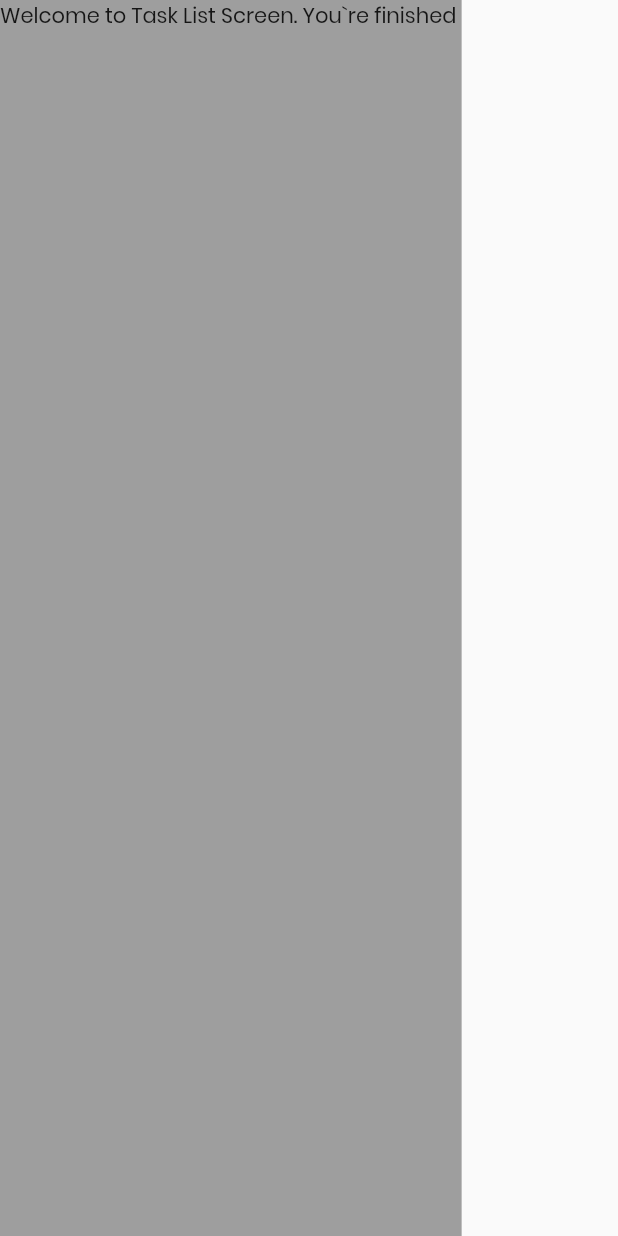
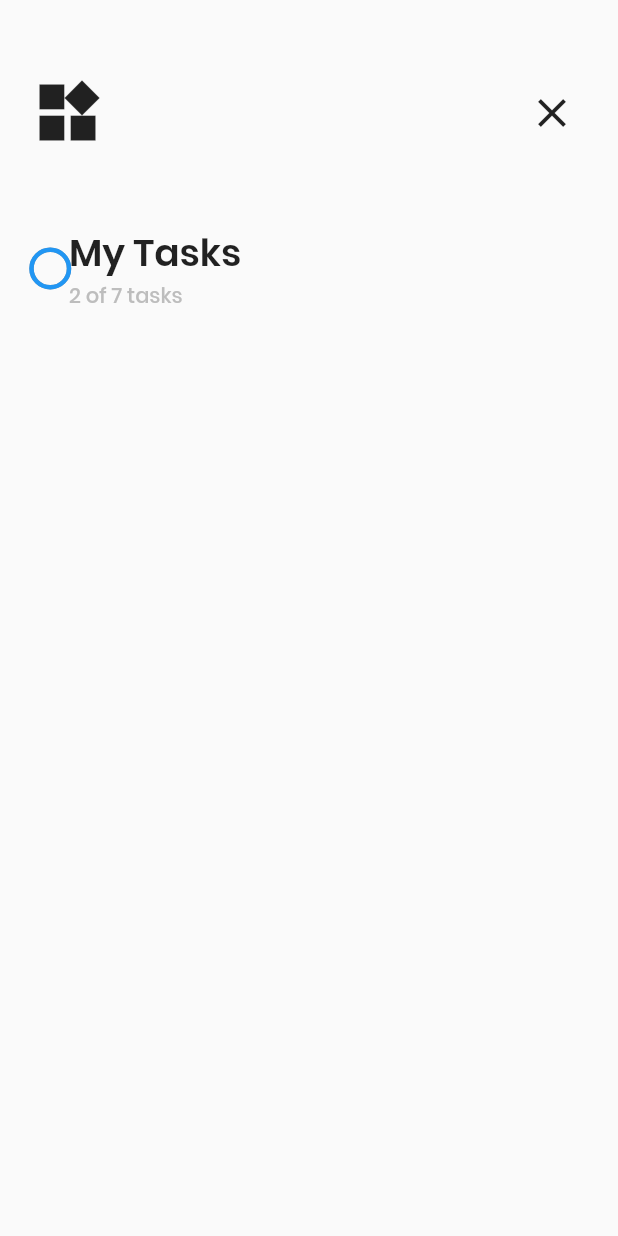
Before and after one commit to Miloshinjo/task-lists, a Flutter app: the TaskListScreen screen opened directly with empty values, on a phone screen of 412 x 824 dp. Run offline on Flutter 3.47's test engine with Material 2 defaults, Android fonts, the phone set to English and light mode, and no system bars; our stand-ins replace cloud_firestore; accounts and stored records are empty.

Commit message:
Fix a small router issue

```diff
--- a/lib/screens/task_list_screen/task_list_screen.dart
+++ b/lib/screens/task_list_screen/task_list_screen.dart
@@ -1,6 +1,6 @@
 import 'package:flutter/material.dart';
 
-import '../../theme/colors.dart';
+import '../../widgets/logo.dart';
 
 class TaskListScreen extends StatelessWidget {
   final String id;
@@ -10,14 +10,69 @@ class TaskListScreen extends StatelessWidget {
 
   @override
   Widget build(BuildContext context) {
-    return Hero(
-      tag: id,
-      child: Scaffold(
-        body: Container(
-          height: double.infinity,
-          color: mainColor,
-          child: Text(
-            'Welcome to Task List Screen. You`re finished $id',
+    return GestureDetector(
+      onVerticalDragEnd: (DragEndDetails dragDetails) {
+        if (dragDetails.primaryVelocity > 500) Navigator.pop(context);
+      },
+      child: Hero(
+        tag: id,
+        child: Scaffold(
+          body: Column(
+            children: <Widget>[
+              Padding(
+                padding: const EdgeInsets.only(
+                  left: 20.0,
+                  right: 20.0,
+                  top: 50.0,
+                ),
+                child: Row(
+                  mainAxisAlignment: MainAxisAlignment.spaceBetween,
+                  mainAxisSize: MainAxisSize.max,
+                  children: <Widget>[
+                    Logo(),
+                    IconButton(
+                      icon: Icon(Icons.close),
+                      iconSize: 32.0,
+                      onPressed: () => Navigator.pop(context),
+                    )
+                  ],
+                ),
+              ),
+              SizedBox(height: 50.0),
+              Padding(
+                padding: EdgeInsets.only(left: 21.0),
+                child: Row(
+                  children: <Widget>[
+                    Container(
+                      width: 25.0,
+                      height: 25.0,
+                      child: CircularProgressIndicator(
+                        backgroundColor: mainColor,
+                        value: 1.0,
+                        strokeWidth: 3.0,
+                      ),
+                    ),
+                    Column(
+                      crossAxisAlignment: CrossAxisAlignment.start,
+                      children: <Widget>[
+                        Text(
+                          'My Tasks',
+                          style: TextStyle(
+                              fontSize: 25.0, fontWeight: FontWeight.w600),
+                        ),
+                        Text(
+                          '2 of 7 tasks',
+                          style: TextStyle(
+                            color: Colors.grey[400],
+                            fontWeight: FontWeight.w500,
+                          ),
+                        )
+                      ],
+                    )
+                  ],
+                ),
+              )
+            ],
           ),
         ),
       ),
--- a/lib/screens/task_lists_screen/task_list_card.dart
+++ b/lib/screens/task_lists_screen/task_list_card.dart
@@ -34,6 +34,7 @@ class TaskListCard extends StatelessWidget {
     Navigator.push(
       context,
       MaterialPageRoute(
+        maintainState: true,
         builder: (BuildContext context) => TaskListScreen(id, backgroundColor),
       ),
     );
--- a/lib/screens/task_lists_screen/task_lists_screen.dart
+++ b/lib/screens/task_lists_screen/task_lists_screen.dart
@@ -1,5 +1,6 @@
 import 'package:flutter/material.dart';
 
+import '../../widgets/logo.dart';
 import './draw_horizontal_line.dart';
 import './bottom_bar.dart';
 import './task_lists.dart';
@@ -14,21 +15,18 @@ class TaskListsScreen extends StatelessWidget {
       body: Column(
         children: <Widget>[
           Padding(
-            padding:
-                const EdgeInsets.symmetric(horizontal: 20.0, vertical: 30.0),
+            padding: const EdgeInsets.only(
+              left: 20.0,
+              right: 20.0,
+              top: 50.0,
+            ),
             child: Row(
               mainAxisAlignment: MainAxisAlignment.start,
               mainAxisSize: MainAxisSize.max,
-              children: <Widget>[
-                Icon(
-                  Icons.widgets,
-                  color: Colors.black87,
-                  size: 50.0,
-                ),
-              ],
+              children: <Widget>[Logo()],
             ),
           ),
-          SizedBox(height: 40.0),
+          SizedBox(height: 50.0),
           Row(
             mainAxisSize: MainAxisSize.max,
             mainAxisAlignment: MainAxisAlignment.spaceBetween,
--- /dev/null
+++ b/lib/widgets/logo.dart
@@ -0,0 +1,12 @@
+import 'package:flutter/material.dart';
+
+class Logo extends StatelessWidget {
+  @override
+  Widget build(BuildContext context) {
+    return Icon(
+      Icons.widgets,
+      color: Colors.black87,
+      size: 50.0,
+    );
+  }
+}
```
